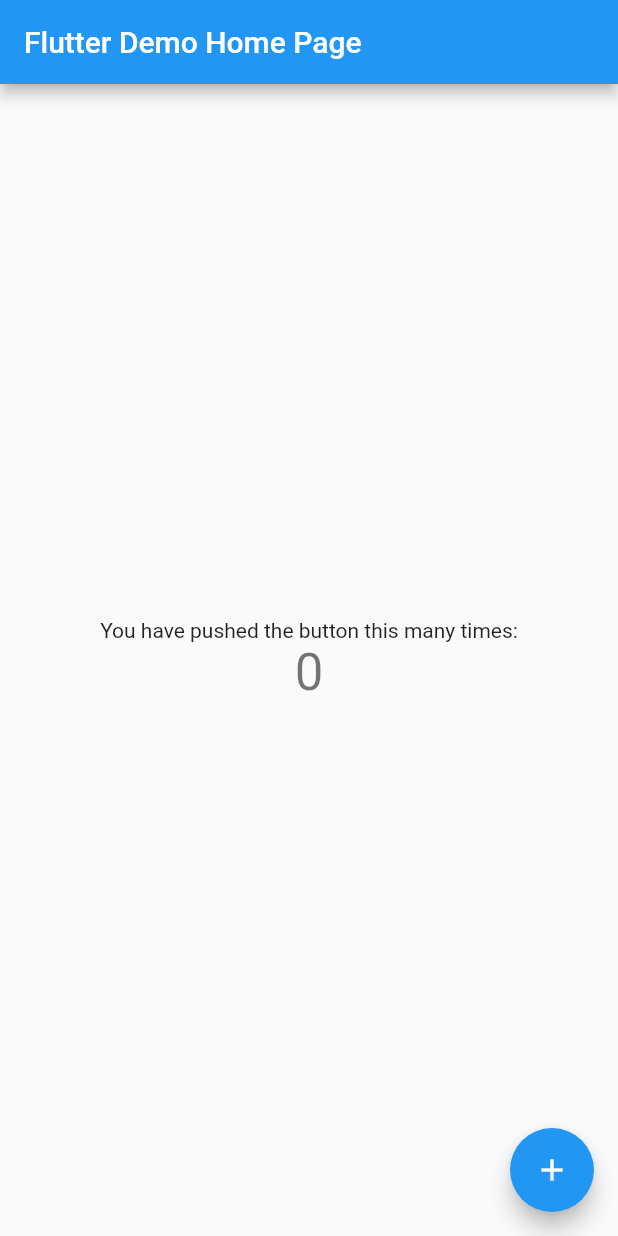
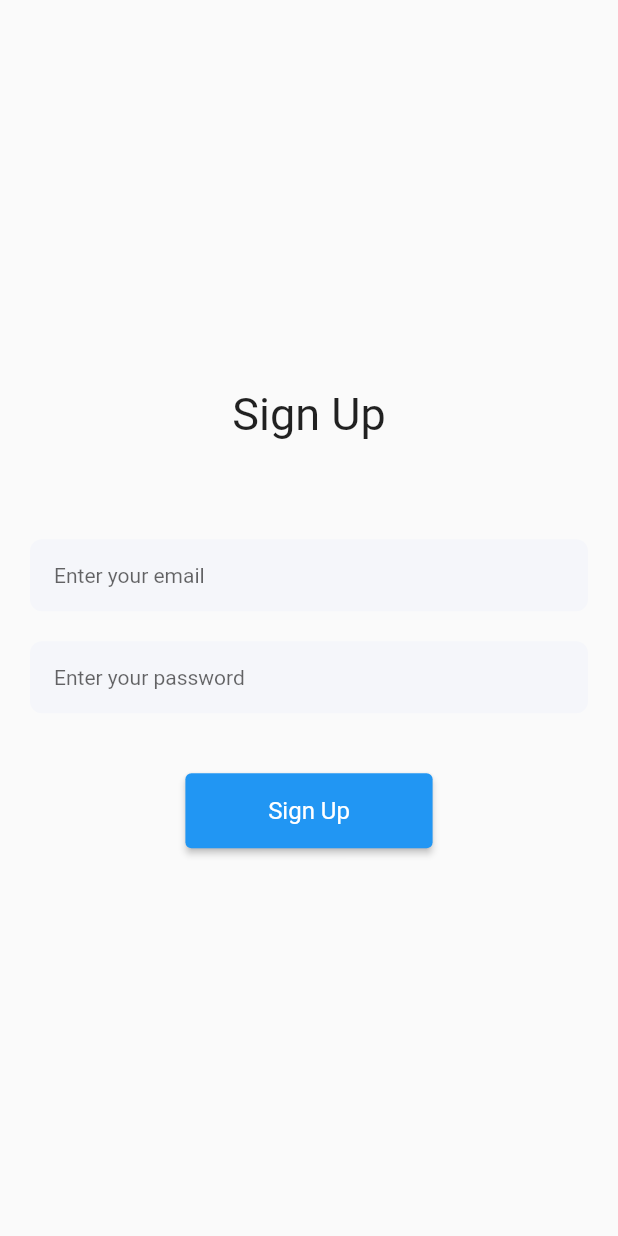
Before and after one commit to Dhruv242003/MentalHealth-chatbot, a Flutter app: the screen it shows after launch, on a phone screen of 412 x 824 dp. Run offline on Flutter 3.47's test engine with Material 2 defaults, Android fonts, the phone set to English and light mode, and no system bars; our stand-ins replace firebase_auth, firebase_core, google_sign_in; accounts and stored records are empty.

```diff
--- a/frontend/lib/main.dart
+++ b/frontend/lib/main.dart
@@ -1,6 +1,12 @@
+import 'package:firebase_auth/firebase_auth.dart';
 import 'package:firebase_core/firebase_core.dart';
 import 'package:flutter/material.dart';
 import 'package:frontend/firebase_options.dart';
+import 'package:frontend/screens/auth/login_page.dart';
+import 'package:frontend/screens/auth/signup_page.dart';
+import 'package:frontend/screens/home/home_screen.dart';
+import 'package:frontend/services/firebase_auth_methods.dart';
+import 'package:provider/provider.dart';
 
 Future<void> main() async {
   WidgetsFlutterBinding.ensureInitialized();
@@ -16,106 +22,38 @@ class MyApp extends StatelessWidget {
   // This widget is the root of your application.
   @override
   Widget build(BuildContext context) {
-    return MaterialApp(
-      title: 'Flutter Demo',
-      theme: ThemeData(
-        // This is the theme of your application.
-        //
-        // Try running your application with "flutter run". You'll see the
-        // application has a blue toolbar. Then, without quitting the app, try
-        // changing the primarySwatch below to Colors.green and then invoke
-        // "hot reload" (press "r" in the console where you ran "flutter run",
-        // or simply save your changes to "hot reload" in a Flutter IDE).
-        // Notice that the counter didn't reset back to zero; the application
-        // is not restarted.
-        primarySwatch: Colors.blue,
+    return MultiProvider(
+      providers: [
+        Provider<FirebaseAuthMethods>(
+          create: (_) => FirebaseAuthMethods(FirebaseAuth.instance),
+        ),
+        StreamProvider(
+          create: (context) => context.read<FirebaseAuthMethods>().authState,
+          initialData: null,
+        ),
+      ],
+      child: MaterialApp(
+        title: 'Flutter Firebase Auth Demo',
+        theme: ThemeData(
+          primarySwatch: Colors.blue,
+        ),
+        home: const AuthWrapper(),
       ),
-      home: const MyHomePage(title: 'Flutter Demo Home Page'),
     );
   }
 }
 
-class MyHomePage extends StatefulWidget {
-  const MyHomePage({super.key, required this.title});
 
-  // This widget is the home page of your application. It is stateful, meaning
-  // that it has a State object (defined below) that contains fields that affect
-  // how it looks.
-
-  // This class is the configuration for the state. It holds the values (in this
-  // case the title) provided by the parent (in this case the App widget) and
-  // used by the build method of the State. Fields in a Widget subclass are
-  // always marked "final".
-
-  final String title;
-
-  @override
-  State<MyHomePage> createState() => _MyHomePageState();
-}
-
-class _MyHomePageState extends State<MyHomePage> {
-  int _counter = 0;
-
-  void _incrementCounter() {
-    setState(() {
-      // This call to setState tells the Flutter framework that something has
-      // changed in this State, which causes it to rerun the build method below
-      // so that the display can reflect the updated values. If we changed
-      // _counter without calling setState(), then the build method would not be
-      // called again, and so nothing would appear to happen.
-      _counter++;
-    });
-  }
+class AuthWrapper extends StatelessWidget {
+  const AuthWrapper({Key? key}) : super(key: key);
 
   @override
   Widget build(BuildContext context) {
-    // This method is rerun every time setState is called, for instance as done
-    // by the _incrementCounter method above.
-    //
-    // The Flutter framework has been optimized to make rerunning build methods
-    // fast, so that you can just rebuild anything that needs updating rather
-    // than having to individually change instances of widgets.
-    return Scaffold(
-      appBar: AppBar(
-        // Here we take the value from the MyHomePage object that was created by
-        // the App.build method, and use it to set our appbar title.
-        title: Text(widget.title),
-      ),
-      body: Center(
-        // Center is a layout widget. It takes a single child and positions it
-        // in the middle of the parent.
-        child: Column(
-          // Column is also a layout widget. It takes a list of children and
-          // arranges them vertically. By default, it sizes itself to fit its
-          // children horizontally, and tries to be as tall as its parent.
-          //
-          // Invoke "debug painting" (press "p" in the console, choose the
-          // "Toggle Debug Paint" action from the Flutter Inspector in Android
-          // Studio, or the "Toggle Debug Paint" command in Visual Studio Code)
-          // to see the wireframe for each widget.
-          //
-          // Column has various properties to control how it sizes itself and
-          // how it positions its children. Here we use mainAxisAlignment to
-          // center the children vertically; the main axis here is the vertical
-          // axis because Columns are vertical (the cross axis would be
-          // horizontal).
-          mainAxisAlignment: MainAxisAlignment.center,
-          children: <Widget>[
-            const Text(
-              'You have pushed the button this many times:',
-            ),
-            Text(
-              '$_counter',
-              style: Theme.of(context).textTheme.headlineMedium,
-            ),
-          ],
-        ),
-      ),
-      floatingActionButton: FloatingActionButton(
-        onPressed: _incrementCounter,
-        tooltip: 'Increment',
-        child: const Icon(Icons.add),
-      ), // This trailing comma makes auto-formatting nicer for build methods.
-    );
+    final firebaseUser = context.watch<User?>();
+
+    if (firebaseUser != null) {
+      return const HomeScreen();
+    }
+    return const SignUpScreen();
   }
 }
--- a/frontend/lib/screens/auth/signup_page.dart
+++ b/frontend/lib/screens/auth/signup_page.dart
@@ -0,0 +1,73 @@
+import 'package:flutter/material.dart';
+import 'package:frontend/services/firebase_auth_methods.dart';
+import 'package:frontend/widgets/custom_textfield.dart';
+import 'package:provider/provider.dart';
+
+class SignUpScreen extends StatefulWidget {
+  static String routeName = '/signup-email-password';
+  const SignUpScreen({Key? key}) : super(key: key);
+
+  @override
+  _SignUpScreenState createState() => _SignUpScreenState();
+}
+
+class _SignUpScreenState extends State<SignUpScreen> {
+  final TextEditingController emailController = TextEditingController();
+  final TextEditingController passwordController = TextEditingController();
+
+  void signUpUser() async {
+    context.read<FirebaseAuthMethods>().signUpWithEmail(
+          email: emailController.text,
+          password: passwordController.text,
+          context: context,
+        );
+  }
+
+  @override
+  Widget build(BuildContext context) {
+    return Scaffold(
+      body: Column(
+        mainAxisAlignment: MainAxisAlignment.center,
+        children: [
+          const Text(
+            "Sign Up",
+            style: TextStyle(fontSize: 30),
+          ),
+          SizedBox(height: MediaQuery.of(context).size.height * 0.08),
+          Container(
+            margin: const EdgeInsets.symmetric(horizontal: 20),
+            child: CustomTextField(
+              controller: emailController,
+              hintText: 'Enter your email',
+            ),
+          ),
+          const SizedBox(height: 20),
+          Container(
+            margin: const EdgeInsets.symmetric(horizontal: 20),
+            child: CustomTextField(
+              controller: passwordController,
+              hintText: 'Enter your password',
+            ),
+          ),
+          const SizedBox(height: 40),
+          ElevatedButton(
+            onPressed: signUpUser,
+            style: ButtonStyle(
+              backgroundColor: MaterialStateProperty.all(Colors.blue),
+              textStyle: MaterialStateProperty.all(
+                const TextStyle(color: Colors.white),
+              ),
+              minimumSize: MaterialStateProperty.all(
+                Size(MediaQuery.of(context).size.width / 2.5, 50),
+              ),
+            ),
+            child: const Text(
+              "Sign Up",
+              style: TextStyle(color: Colors.white, fontSize: 16),
+            ),
+          ),
+        ],
+      ),
+    );
+  }
+}
--- /dev/null
+++ b/frontend/lib/widgets/custom_textfield.dart
@@ -0,0 +1,38 @@
+import 'package:flutter/material.dart';
+
+class CustomTextField extends StatelessWidget {
+  final TextEditingController controller;
+  final String hintText;
+
+  const CustomTextField({
+    Key? key,
+    required this.controller,
+    required this.hintText,
+  }) : super(key: key);
+
+  @override
+  Widget build(BuildContext context) {
+    return TextField(
+      controller: controller,
+      decoration: InputDecoration(
+        border: OutlineInputBorder(
+          borderRadius: BorderRadius.circular(8),
+          borderSide: const BorderSide(color: Colors.transparent, width: 0),
+        ),
+        enabledBorder: OutlineInputBorder(
+          borderRadius: BorderRadius.circular(8),
+          borderSide: const BorderSide(color: Colors.transparent, width: 0),
+        ),
+        contentPadding:
+            const EdgeInsets.symmetric(horizontal: 16, vertical: 14),
+        filled: true,
+        fillColor: const Color(0xffF5F6FA),
+        hintText: hintText,
+        hintStyle: const TextStyle(
+          fontSize: 14,
+          fontWeight: FontWeight.w400,
+        ),
+      ),
+    );
+  }
+}
--- a/frontend/pubspec.yaml
+++ b/frontend/pubspec.yaml
@@ -37,6 +37,8 @@ dependencies:
   cupertino_icons: ^1.0.2
   firebase_core: ^2.9.0
   firebase_auth: ^4.4.1
+  provider: ^6.0.5
+  google_sign_in: ^6.1.0
 
 dev_dependencies:
   flutter_test:
```
Also changed, not shown: frontend/lib/screens/auth/login_page.dart (+73 -0 lines), frontend/lib/screens/home/home_screen.dart (added, +30 -0 lines), frontend/lib/services/firebase_auth_methods.dart (added, +139 -0 lines), frontend/lib/utils/showSnackBar.dart (added, +9 -0 lines), frontend/lib/widgets/custom_button.dart (added, +22 -0 lines), frontend/lib/screens/home/chat_screen.dart (deleted), frontend/pubspec.lock.
